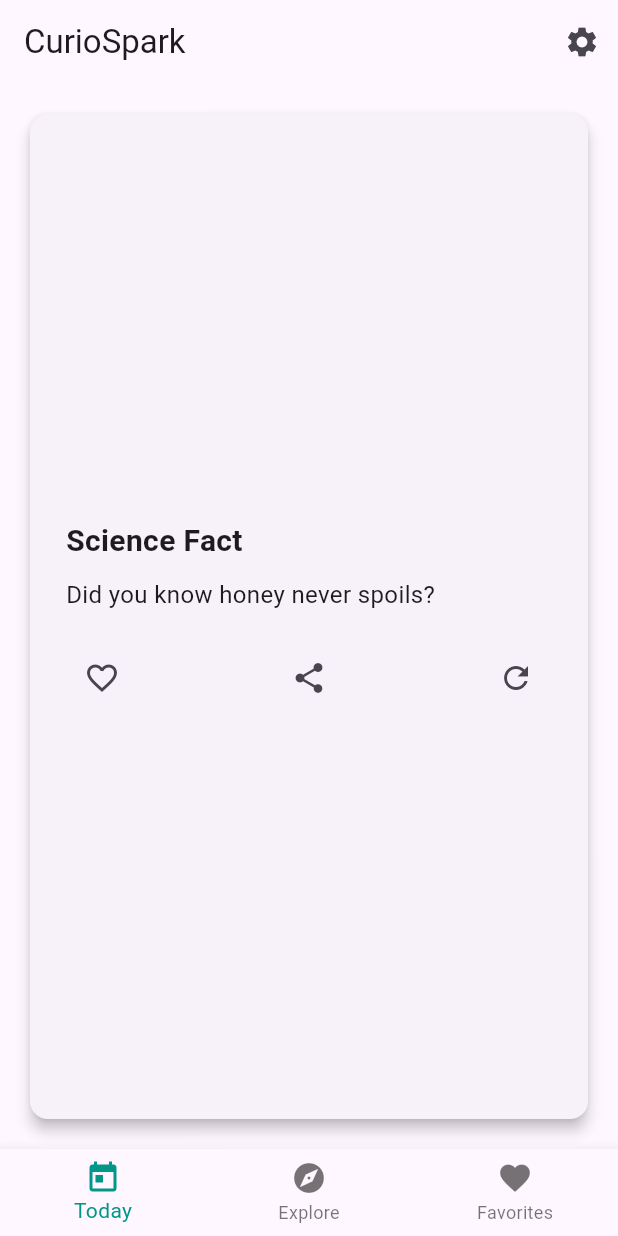
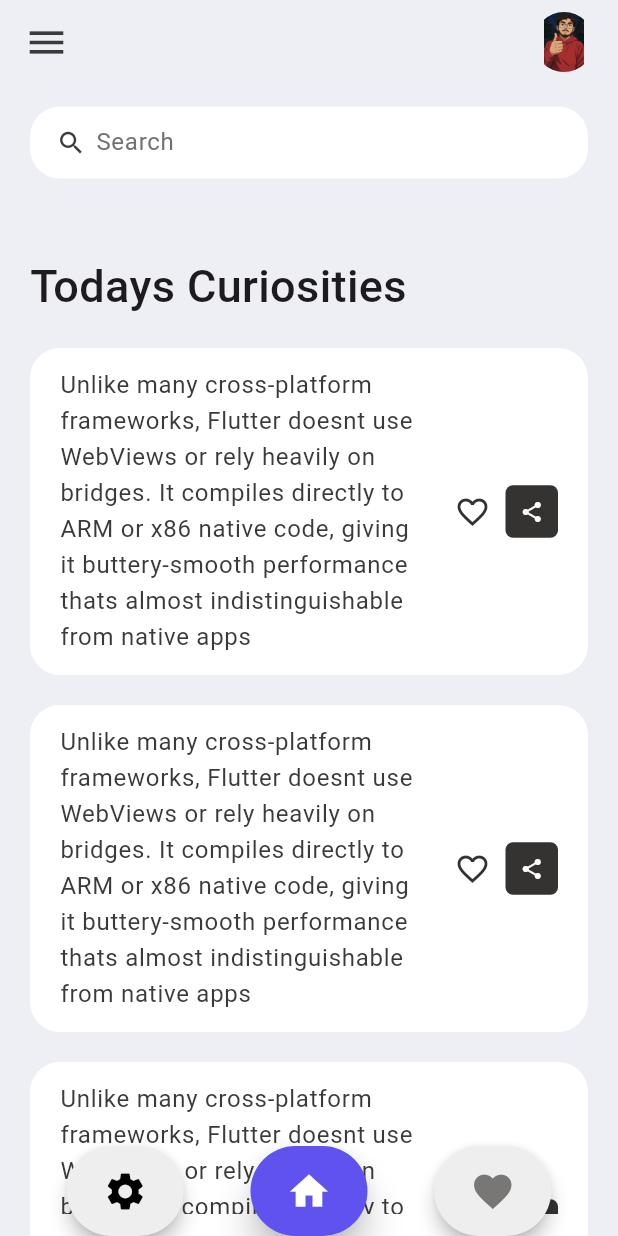
Before and after one commit to Eyad-Mostafa/curio_spark, a Flutter app: the screen it shows after launch, on a phone screen of 412 x 824 dp. Run offline on Flutter 3.47's test engine with Material 3 defaults, Android fonts, the phone set to English and light mode, and no system bars.

Commit message:
did my part

```diff
--- a/analysis_options.yaml
+++ b/analysis_options.yaml
@@ -13,7 +13,8 @@ linter:
   # The lint rules applied to this project can be customized in the
   # section below to disable rules from the `package:flutter_lints/flutter.yaml`
   # included above or to enable additional rules. A list of all available lints
-  # and their documentation is published at https://dart.dev/lints.
+  # and their documentation is published at
+  # https://dart-lang.github.io/linter/lints/index.html.
   #
   # Instead of disabling a lint rule for the entire project in the
   # section below, it can also be suppressed for a single line of code
--- /dev/null
+++ b/lib/constants/colors.dart
@@ -0,0 +1,9 @@
+import 'package:flutter/material.dart';
+
+const Color tdRed = Color(0xFFDA4040);
+const Color tdBlue = Color(0xFF5F52EE);
+
+const Color tdBlack = Color(0xFF3A3A3A);
+const Color tdGrey = Color(0xFF717171);
+
+const Color tdBGColor = Color(0xFFEEEFF5);
--- a/lib/main.dart
+++ b/lib/main.dart
@@ -1,152 +1,23 @@
 import 'package:flutter/material.dart';
+import 'package:flutter/services.dart';
+import './screens/home.dart';
 
 void main() {
-  runApp(CurioSparkApp());
+  runApp(const MyApp());
 }
 
-class CurioSparkApp extends StatefulWidget {
-  @override
-  _CurioSparkAppState createState() => _CurioSparkAppState();
-}
+class MyApp extends StatelessWidget {
+  const MyApp({Key? key}) : super(key: key);
 
-class _CurioSparkAppState extends State<CurioSparkApp> {
-  int _selectedIndex = 0;
-
-  static final List<Widget> _screens = <Widget>[
-    HomeScreen(),
-    ExploreScreen(),
-    FavoritesScreen(),
-  ];
-
-  void _onItemTapped(int index) {
-    setState(() {
-      _selectedIndex = index;
-    });
-  }
-
+  // This widget is the root of your application.
   @override
   Widget build(BuildContext context) {
+    SystemChrome.setSystemUIOverlayStyle(
+        SystemUiOverlayStyle(statusBarColor: Colors.transparent));
     return MaterialApp(
+      debugShowCheckedModeBanner: false,
       title: 'CurioSpark',
-      theme: ThemeData(
-        primarySwatch: Colors.teal,
-      ),
-      home: Scaffold(
-        appBar: AppBar(
-          title: Text('CurioSpark'),
-          actions: [
-            IconButton(
-              icon: Icon(Icons.settings),
-              onPressed: () {
-                Navigator.push(
-                  context,
-                  MaterialPageRoute(builder: (context) => SettingsScreen()),
-                );
-              },
-            )
-          ],
-        ),
-        body: _screens[_selectedIndex],
-        bottomNavigationBar: BottomNavigationBar(
-          items: const <BottomNavigationBarItem>[
-            BottomNavigationBarItem(icon: Icon(Icons.today), label: 'Today'),
-            BottomNavigationBarItem(icon: Icon(Icons.explore), label: 'Explore'),
-            BottomNavigationBarItem(icon: Icon(Icons.favorite), label: 'Favorites'),
-          ],
-          currentIndex: _selectedIndex,
-          selectedItemColor: Colors.teal,
-          onTap: _onItemTapped,
-        ),
-      ),
+      home: Home(),
     );
   }
 }
-
-class HomeScreen extends StatelessWidget {
-  @override
-  Widget build(BuildContext context) {
-    return Center(
-      child: Padding(
-        padding: const EdgeInsets.all(16.0),
-        child: Card(
-          elevation: 4,
-          shape: RoundedRectangleBorder(borderRadius: BorderRadius.circular(12)),
-          child: Padding(
-            padding: const EdgeInsets.all(24.0),
-            child: Column(
-              mainAxisAlignment: MainAxisAlignment.center,
-              crossAxisAlignment: CrossAxisAlignment.start,
-              children: [
-                Text('Science Fact', style: TextStyle(fontSize: 20, fontWeight: FontWeight.bold)),
-                SizedBox(height: 10),
-                Text('Did you know honey never spoils?', style: TextStyle(fontSize: 16)),
-                SizedBox(height: 20),
-                Row(
-                  mainAxisAlignment: MainAxisAlignment.spaceBetween,
-                  children: [
-                    IconButton(onPressed: () {}, icon: Icon(Icons.favorite_border)),
-                    IconButton(onPressed: () {}, icon: Icon(Icons.share)),
-                    IconButton(onPressed: () {}, icon: Icon(Icons.refresh)),
-                  ],
-                )
-              ],
-            ),
-          ),
-        ),
-      ),
-    );
-  }
-}
-
-class ExploreScreen extends StatelessWidget {
-  @override
-  Widget build(BuildContext context) {
-    return ListView.builder(
-      padding: EdgeInsets.all(16),
-      itemCount: 10,
-      itemBuilder: (context, index) {
-        return Card(
-          margin: EdgeInsets.only(bottom: 12),
-          child: ListTile(
-            title: Text('Curiosity #$index'),
-            subtitle: Text('Short preview of the curiosity...'),
-            trailing: Icon(Icons.arrow_forward),
-            onTap: () {},
-          ),
-        );
-      },
-    );
-  }
-}
-
-class FavoritesScreen extends StatelessWidget {
-  @override
-  Widget build(BuildContext context) {
-    return ListView(
-      padding: EdgeInsets.all(16),
-      children: [
-        Card(
-          child: ListTile(
-            title: Text('Favorite Curiosity'),
-            subtitle: Text('This is something you liked.'),
-          ),
-        )
-      ],
-    );
-  }
-}
-
-class SettingsScreen extends StatelessWidget {
-  @override
-  Widget build(BuildContext context) {
-    return Scaffold(
-      appBar: AppBar(title: Text('Settings')),
-      body: ListView(
-        children: [
-          SwitchListTile(title: Text('Dark Mode'), value: false, onChanged: (v) {}),
-          ListTile(title: Text('About CurioSpark'), onTap: () {}),
-        ],
-      ),
-    );
-  }
-}
--- /dev/null
+++ b/lib/model/todo.dart
@@ -0,0 +1,58 @@
+class Curiosities {
+  String? id;
+  String? CuriosText;
+  late bool isDone;
+
+  Curiosities({
+    required this.id,
+    required this.CuriosText,
+    this.isDone = false,
+  });
+
+  static List<Curiosities> todoList() {
+    return [
+      Curiosities(
+          id: '06',
+          CuriosText: 'with Great Power comes Great responsbalty',
+          isDone: true),
+      Curiosities(id: '02', CuriosText: 'Buy Groceries', isDone: true),
+      Curiosities(
+        id: '03',
+        CuriosText: 'Check Emails',
+      ),
+      Curiosities(
+        id: '04',
+        CuriosText: 'Team Meeting',
+      ),
+      Curiosities(
+        id: '05',
+        CuriosText: 'Work on mobile apps for 2 hour',
+      ),
+      Curiosities(
+        id: '01',
+        CuriosText:
+            'Unlike many cross-platform frameworks, Flutter doesnt use WebViews or rely heavily on bridges. It compiles directly to ARM or x86 native code, giving it buttery-smooth performance thats almost indistinguishable from native apps',
+      ),
+      Curiosities(
+        id: '01',
+        CuriosText:
+            ' use WebViews or rely heavily on bridges. It compiles directly to ARM or x86 native code, giving it buttery-smooth performance thats almost indistinguishable from native apps',
+      ),
+      Curiosities(
+        id: '01',
+        CuriosText:
+            'Unlike many cross-platform frameworks, Flutter doesnt use WebViews or rely heavily on bridges. It compiles directly to ARM or x86 native code, giving it buttery-smooth performance thats almost indistinguishable from native apps',
+      ),
+      Curiosities(
+        id: '01',
+        CuriosText:
+            'Unlike many cross-platform frameworks, Flutter doesnt use WebViews or rely heavily on bridges. It compiles directly to ARM or x86 native code, giving it buttery-smooth performance thats almost indistinguishable from native apps',
+      ),
+      Curiosities(
+        id: '01',
+        CuriosText:
+            'Unlike many cross-platform frameworks, Flutter doesnt use WebViews or rely heavily on bridges. It compiles directly to ARM or x86 native code, giving it buttery-smooth performance thats almost indistinguishable from native apps',
+      ),
+    ];
+  }
+}
--- /dev/null
+++ b/lib/screens/home.dart
@@ -0,0 +1,215 @@
+import 'package:flutter/material.dart';
+import 'package:flutter_todo_app/screens/fav.dart';
+import 'package:flutter_todo_app/screens/sett.dart';
+import '../model/todo.dart'; // Update this import
+import '../constants/colors.dart';
+import '../widgets/todo_item.dart'; // This widget might need updates if necessary
+
+class Home extends StatefulWidget {
+  Home({Key? key}) : super(key: key);
+
+  @override
+  State<Home> createState() => _HomeState();
+}
+
+class _HomeState extends State<Home> {
+  final todosList = Curiosities.todoList(); // Now working with Curiosities
+  List<Curiosities> _foundToDo = [];
+
+  @override
+  void initState() {
+    _foundToDo = todosList;
+    super.initState();
+  }
+
+  @override
+  Widget build(BuildContext context) {
+    return Scaffold(
+      backgroundColor: tdBGColor,
+      appBar: _buildAppBar(),
+      body: Stack(
+        children: [
+          Container(
+            padding: EdgeInsets.symmetric(
+              horizontal: 20,
+              vertical: 15,
+            ),
+            child: Column(
+              children: [
+                searchBox(),
+                Expanded(
+                  child: ListView(
+                    children: [
+                      Container(
+                        margin: EdgeInsets.only(
+                          top: 50,
+                          bottom: 20,
+                        ),
+                        child: Text(
+                          'Todays Curiosities',
+                          style: TextStyle(
+                            fontSize: 30,
+                            fontWeight: FontWeight.w500,
+                          ),
+                        ),
+                      ),
+                      for (Curiosities todo in _foundToDo.reversed)
+                        ToDoItem(
+                          todo: todo,
+                          onToDoChanged: _handleToDoChange,
+                          onDeleteItem: _deleteToDoItem,
+                        ),
+                    ],
+                  ),
+                ),
+              ],
+            ),
+          ),
+          Align(
+            alignment: Alignment.bottomCenter,
+            child: Row(
+              mainAxisAlignment: MainAxisAlignment.spaceEvenly,
+              children: [
+                // Settings Button
+                ElevatedButton(
+                  onPressed: () {
+                    Navigator.push(
+                      context,
+                      MaterialPageRoute(builder: (context) => sett()),
+                    );
+                  },
+                  style: ElevatedButton.styleFrom(
+                    backgroundColor: Colors.grey[200],
+                    minimumSize: const Size(60, 60),
+                    elevation: 5,
+                  ),
+                  child: const Icon(
+                    Icons.settings,
+                    color: Colors.black,
+                    size: 30,
+                  ),
+                ),
+
+                // Home Button (Current Page)
+                ElevatedButton(
+                  onPressed: () {
+                    // Stay on Home
+                  },
+                  style: ElevatedButton.styleFrom(
+                    backgroundColor: tdBlue, // your custom color
+                    minimumSize: const Size(60, 60),
+                    elevation: 10,
+                  ),
+                  child: const Icon(
+                    Icons.home,
+                    color: Colors.white,
+                    size: 30,
+                  ),
+                ),
+
+                // Favorites Button
+                ElevatedButton(
+                  onPressed: () {
+                    Navigator.push(
+                      context,
+                      MaterialPageRoute(builder: (context) => fav()),
+                    );
+                  },
+                  style: ElevatedButton.styleFrom(
+                    backgroundColor: Colors.grey[200],
+                    minimumSize: const Size(60, 60),
+                    elevation: 5,
+                  ),
+                  child: const Icon(
+                    Icons.favorite,
+                    color: Color.fromARGB(255, 121, 118, 118),
+                    size: 30,
+                  ),
+                ),
+              ],
+            ),
+          ),
+        ],
+      ),
+    );
+  }
+
+  void _handleToDoChange(Curiosities todo) {
+    setState(() {
+      todo.isDone = !todo.isDone;
+    });
+  }
+
+  void _deleteToDoItem(String id) {
+    setState(() {
+      todosList.removeWhere((item) => item.id == id);
+    });
+  }
+
+  Widget searchBox() {
+    return Container(
+      padding: EdgeInsets.symmetric(horizontal: 15),
+      decoration: BoxDecoration(
+        color: Colors.white,
+        borderRadius: BorderRadius.circular(20),
+      ),
+      child: TextField(
+        onChanged: (value) => _runFilter(value),
+        decoration: InputDecoration(
+          contentPadding: EdgeInsets.all(0),
+          prefixIcon: Icon(
+            Icons.search,
+            color: tdBlack,
+            size: 20,
+          ),
+          prefixIconConstraints: BoxConstraints(
+            maxHeight: 20,
+            minWidth: 25,
+          ),
+          border: InputBorder.none,
+          hintText: 'Search',
+          hintStyle: TextStyle(color: tdGrey),
+        ),
+      ),
+    );
+  }
+
+  AppBar _buildAppBar() {
+    return AppBar(
+      backgroundColor: tdBGColor,
+      elevation: 0,
+      title: Row(mainAxisAlignment: MainAxisAlignment.spaceBetween, children: [
+        Icon(
+          Icons.menu,
+          color: tdBlack,
+          size: 30,
+        ),
+        Container(
+          height: 40,
+          width: 40,
+          child: ClipRRect(
+            borderRadius: BorderRadius.circular(20),
+            child: Image.asset('assets/images/55.png'),
+          ),
+        ),
+      ]),
+    );
+  }
+
+  void _runFilter(String enteredKeyword) {
+    List<Curiosities> results = [];
+    if (enteredKeyword.isEmpty) {
+      results = todosList;
+    } else {
+      results = todosList
+          .where((item) => item.CuriosText!
+              .toLowerCase()
+              .contains(enteredKeyword.toLowerCase()))
+          .toList();
+    }
+
+    setState(() {
+      _foundToDo = results;
+    });
+  }
+}
--- /dev/null
+++ b/lib/widgets/todo_item.dart
@@ -0,0 +1,66 @@
+import 'package:flutter/material.dart';
+
+import '../model/todo.dart';
+import '../constants/colors.dart';
+
+class ToDoItem extends StatelessWidget {
+  final Curiosities todo;
+  final Function(Curiosities) onToDoChanged;
+  final Function(String) onDeleteItem;
+
+  const ToDoItem({
+    Key? key,
+    required this.todo,
+    required this.onToDoChanged,
+    required this.onDeleteItem,
+  }) : super(key: key);
+
+  @override
+  Widget build(BuildContext context) {
+    return Container(
+      margin: const EdgeInsets.only(bottom: 20),
+      child: ListTile(
+        onTap: () {
+          onToDoChanged(todo);
+        },
+        shape: RoundedRectangleBorder(
+          borderRadius: BorderRadius.circular(20),
+        ),
+        contentPadding: const EdgeInsets.symmetric(horizontal: 20, vertical: 5),
+        tileColor: Colors.white,
+        title: Text(
+          todo.CuriosText ?? '',
+          style: TextStyle(
+            fontSize: 16,
+            color: tdBlack,
+
+          ),
+        ),
+        trailing: Row(
+          mainAxisSize: MainAxisSize.min,
+          children: [
+            Icon(
+              todo.isDone ? Icons.favorite : Icons.favorite_outline,
+              color: const Color.fromARGB(255, 50, 49, 51),
+            ),
+            const SizedBox(width: 10),
+            Container(
+              height: 35,
+              width: 35,
+              decoration: BoxDecoration(
+                color: const Color.fromARGB(255, 53, 50, 50),
+                borderRadius: BorderRadius.circular(5),
+              ),
+              child: IconButton(
+                color: Colors.white,
+                iconSize: 16,
+                icon: const Icon(Icons.share),
+                onPressed: () {},
+              ),
+            ),
+          ],
+        ),
+      ),
+    );
+  }
+}
```
Also changed, not shown: lib/screens/fav.dart (added, +15 -0 lines), lib/screens/sett.dart (added, +17 -0 lines), pubspec.yaml (+13 -13 lines), assets/images/55.png (added), pubspec.lock, 68 other files.
